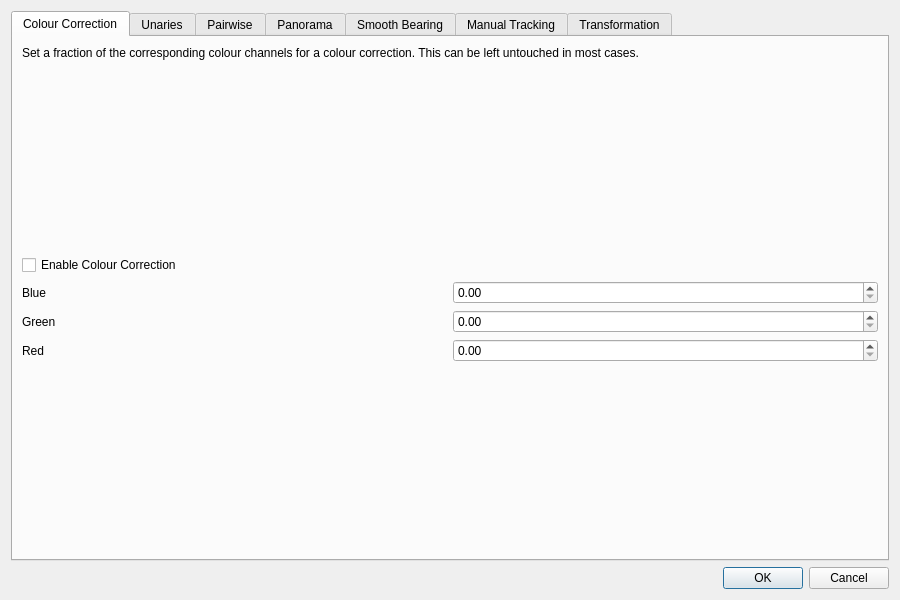
Old version of the form gui/src/preferencesDialog.ui in the repository LarsHaalck/CATER.
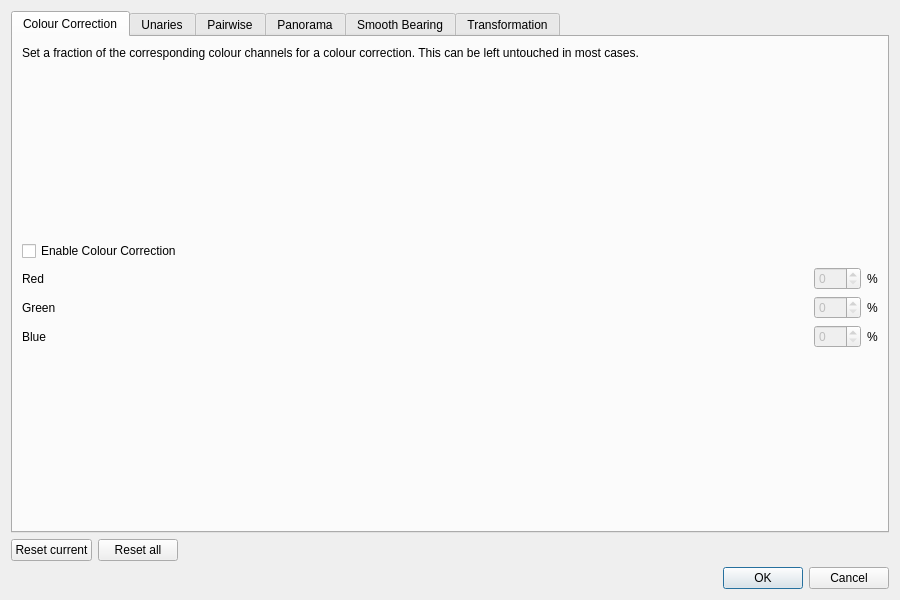
New version of the form.

Commit message: Make preferences persistent in session

```diff
--- a/gui/src/preferencesDialog.ui
+++ b/gui/src/preferencesDialog.ui
@@ -27,25 +27,15 @@
        <string>Colour Correction</string>
       </attribute>
       <layout class="QGridLayout" name="gridLayout">
-       <item row="3" column="1">
-        <widget class="QDoubleSpinBox" name="spinBlue"/>
-       </item>
-       <item row="4" column="0">
-        <widget class="QLabel" name="label_2">
+       <item row="2" column="0" colspan="2">
+        <widget class="QCheckBox" name="enableColourCorrection">
          <property name="text">
-          <string>Green</string>
+          <string>Enable Colour Correction</string>
          </property>
         </widget>
        </item>
-       <item row="5" column="0">
-        <widget class="QLabel" name="label_3">
-         <property name="text">
-          <string>Red</string>
-         </property>
-        </widget>
-       </item>
-       <item row="6" column="0">
-        <spacer name="verticalSpacer">
+       <item row="1" column="0">
+        <spacer name="verticalSpacer_2">
          <property name="orientation">
           <enum>Qt::Vertical</enum>
          </property>
@@ -57,11 +47,12 @@
          </property>
         </spacer>
        </item>
-       <item row="5" column="1">
-        <widget class="QDoubleSpinBox" name="doubleSpinBox_3"/>
-       </item>
-       <item row="4" column="1">
-        <widget class="QDoubleSpinBox" name="doubleSpinBox_2"/>
+       <item row="5" column="3">
+        <widget class="QLabel" name="label_18">
+         <property name="text">
+          <string>%</string>
+         </property>
+        </widget>
        </item>
        <item row="0" column="0" colspan="2">
         <widget class="QLabel" name="label_4">
@@ -79,30 +70,103 @@
          </property>
         </widget>
        </item>
-       <item row="3" column="0">
+       <item row="6" column="3">
+        <widget class="QLabel" name="label_16">
+         <property name="text">
+          <string>%</string>
+         </property>
+        </widget>
+       </item>
+       <item row="6" column="1">
+        <spacer name="horizontalSpacer">
+         <property name="orientation">
+          <enum>Qt::Horizontal</enum>
+         </property>
+         <property name="sizeHint" stdset="0">
+          <size>
+           <width>40</width>
+           <height>20</height>
+          </size>
+         </property>
+        </spacer>
+       </item>
+       <item row="4" column="2">
+        <widget class="QSpinBox" name="redSpin">
+         <property name="enabled">
+          <bool>false</bool>
+         </property>
+         <property name="maximum">
+          <number>200</number>
+         </property>
+         <property name="value">
+          <number>0</number>
+         </property>
+        </widget>
+       </item>
+       <item row="5" column="0">
+        <widget class="QLabel" name="label_2">
+         <property name="text">
+          <string>Green</string>
+         </property>
+        </widget>
+       </item>
+       <item row="9" column="0">
+        <spacer name="verticalSpacer">
+         <property name="orientation">
+          <enum>Qt::Vertical</enum>
+         </property>
+         <property name="sizeHint" stdset="0">
+          <size>
+           <width>20</width>
+           <height>40</height>
+          </size>
+         </property>
+        </spacer>
+       </item>
+       <item row="4" column="3">
+        <widget class="QLabel" name="label_17">
+         <property name="text">
+          <string>%</string>
+         </property>
+        </widget>
+       </item>
+       <item row="6" column="2">
+        <widget class="QSpinBox" name="blueSpin">
+         <property name="enabled">
+          <bool>false</bool>
+         </property>
+         <property name="maximum">
+          <number>200</number>
+         </property>
+         <property name="value">
+          <number>0</number>
+         </property>
+        </widget>
+       </item>
+       <item row="6" column="0">
         <widget class="QLabel" name="label">
          <property name="text">
           <string>Blue</string>
          </property>
         </widget>
        </item>
-       <item row="1" column="0">
-        <spacer name="verticalSpacer_2">
-         <property name="orientation">
-          <enum>Qt::Vertical</enum>
-         </property>
-         <property name="sizeHint" stdset="0">
-          <size>
-           <width>20</width>
-           <height>40</height>
-          </size>
-         </property>
-        </spacer>
-       </item>
-       <item row="2" column="0" colspan="2">
-        <widget class="QCheckBox" name="checkBox">
+       <item row="4" column="0">
+        <widget class="QLabel" name="label_3">
          <property name="text">
-          <string>Enable Colour Correction</string>
+          <string>Red</string>
+         </property>
+        </widget>
+       </item>
+       <item row="5" column="2">
+        <widget class="QSpinBox" name="greenSpin">
+         <property name="enabled">
+          <bool>false</bool>
+         </property>
+         <property name="maximum">
+          <number>200</number>
+         </property>
+         <property name="value">
+          <number>0</number>
          </property>
         </widget>
        </item>
@@ -296,50 +360,7 @@
        </item>
       </layout>
      </widget>
-     <widget class="QWidget" name="tab_2">
-      <attribute name="title">
-       <string>Manual Tracking</string>
-      </attribute>
-      <layout class="QGridLayout" name="gridLayout_5">
-       <item row="1" column="0">
-        <widget class="QLabel" name="label_12">
-         <property name="text">
-          <string>Multiplier</string>
-         </property>
-        </widget>
-       </item>
-       <item row="1" column="1">
-        <widget class="QDoubleSpinBox" name="doubleSpinBox_8"/>
-       </item>
-       <item row="2" column="0" colspan="2">
-        <spacer name="verticalSpacer_10">
-         <property name="orientation">
-          <enum>Qt::Vertical</enum>
-         </property>
-         <property name="sizeHint" stdset="0">
-          <size>
-           <width>20</width>
-           <height>40</height>
-          </size>
-         </property>
-        </spacer>
-       </item>
-       <item row="0" column="0" colspan="2">
-        <spacer name="verticalSpacer_9">
-         <property name="orientation">
-          <enum>Qt::Vertical</enum>
-         </property>
-         <property name="sizeHint" stdset="0">
-          <size>
-           <width>20</width>
-           <height>40</height>
-          </size>
-         </property>
-        </spacer>
-       </item>
-      </layout>
-     </widget>
-     <widget class="QWidget" name="tab_4">
+     <widget class="QWidget" name="tabTransformation">
       <attribute name="title">
        <string>Transformation</string>
       </attribute>
@@ -411,6 +432,40 @@
      </widget>
     </widget>
    </item>
+   <item>
+    <layout class="QHBoxLayout" name="horizontalLayout">
+     <property name="topMargin">
+      <number>0</number>
+     </property>
+     <item>
+      <widget class="QPushButton" name="resetButton">
+       <property name="text">
+        <string>Reset current</string>
+       </property>
+      </widget>
+     </item>
+     <item>
+      <widget class="QPushButton" name="resetAllButton">
+       <property name="text">
+        <string>Reset all</string>
+       </property>
+      </widget>
+     </item>
+     <item>
+      <spacer name="horizontalSpacer_2">
+       <property name="orientation">
+        <enum>Qt::Horizontal</enum>
+       </property>
+       <property name="sizeHint" stdset="0">
+        <size>
+         <width>40</width>
+         <height>20</height>
+        </size>
+       </property>
+      </spacer>
+     </item>
+    </layout>
+   </item>
    <item>
     <widget class="QDialogButtonBox" name="buttonBox">
      <property name="orientation">
```
Left out of the diff: 205 changed lines with no effect on the pictures. The commit also changes 10 other files.
